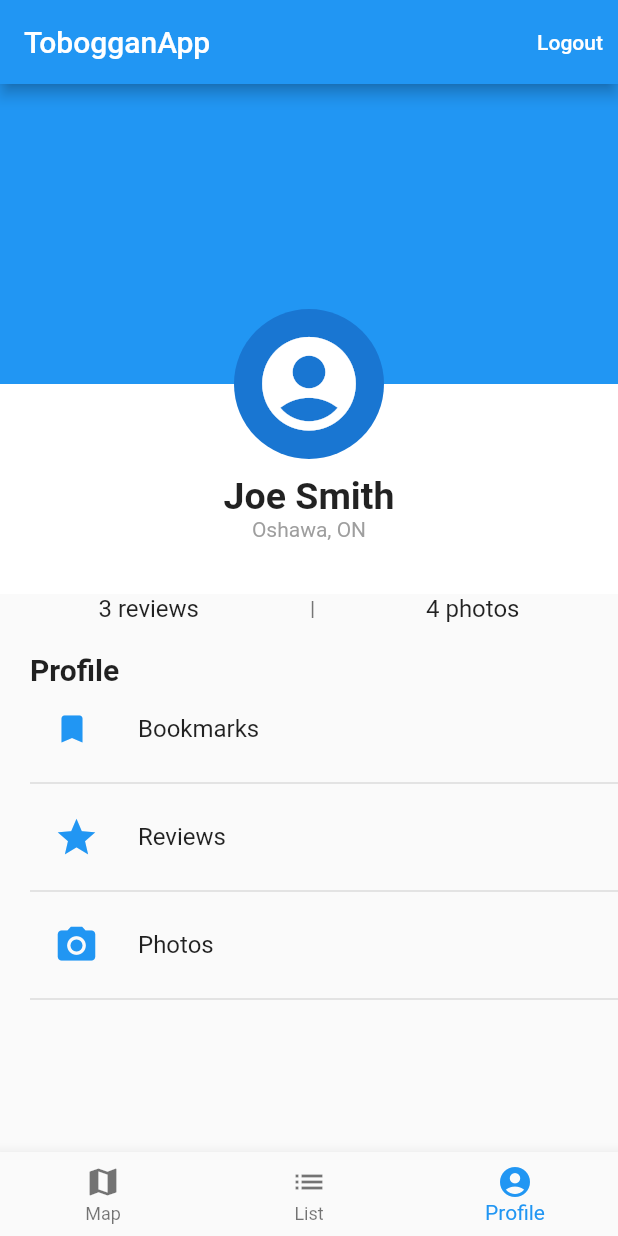
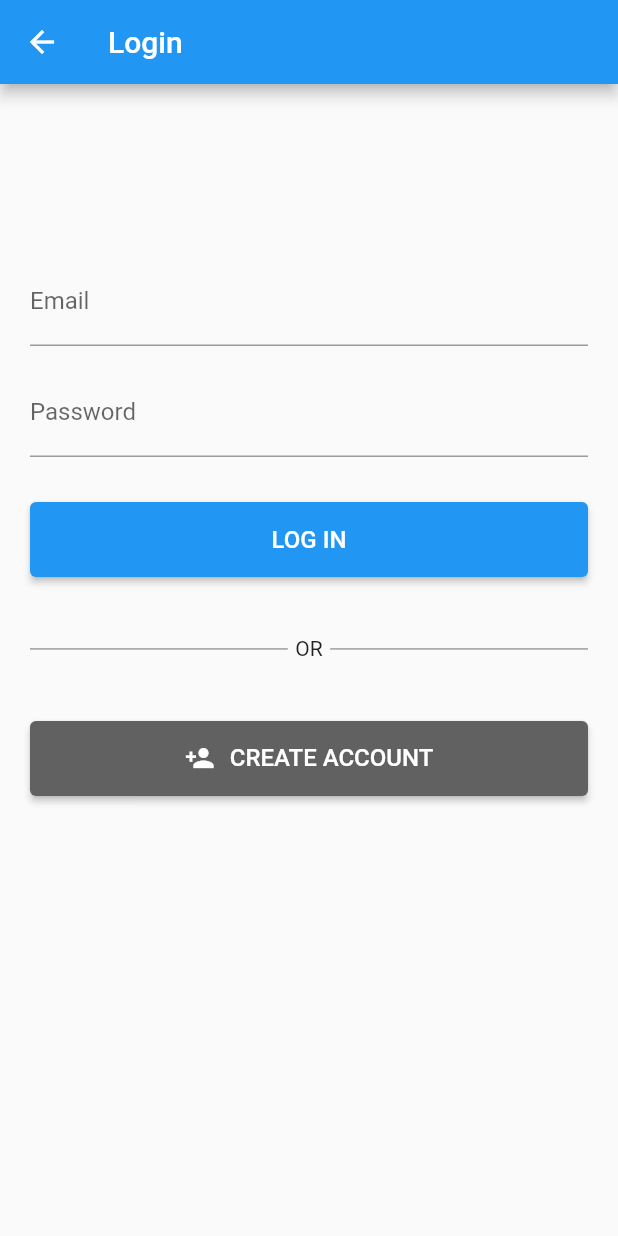
Before and after one commit to PeterRegas/TobogganApp, a Flutter app: the screen it shows after launch, item 3 of the bottom bar chosen, after a tap on "Logout", on a phone screen of 412 x 824 dp. Run offline on Flutter 3.47's test engine with Material 2 defaults, Android fonts, the phone set to English and light mode, and no system bars; our stand-ins replace flutter_map, latlong2; network calls fail.

Commit message:
uploaded login page

```diff
--- a/lib/main.dart
+++ b/lib/main.dart
@@ -3,6 +3,7 @@ import 'package:flutter/material.dart';
 import 'views/bottom_navigation_bar/hills_list_view.dart';
 import 'views/bottom_navigation_bar/hills_map_view.dart';
 import 'views/bottom_navigation_bar/profile_view.dart';
+import 'views/login_page/login_page.dart';
 
 void main() {
   runApp(MyApp());
@@ -46,7 +47,12 @@ class _MyHomePageState extends State<MyHomePage> {
         _currentIndex < 2
             ? IconButton(onPressed: () {}, icon: const Icon(Icons.add))
             : TextButton(
-                onPressed: () {},
+                onPressed: () {
+                  Navigator.push(
+                    context,
+                    MaterialPageRoute(builder: (context) => LoginPage()),
+                  );
+                },
                 child:
                     const Text("Logout", style: TextStyle(color: Colors.white)))
       ]),
--- /dev/null
+++ b/lib/views/login_page/login_page.dart
@@ -0,0 +1,141 @@
+import 'package:flutter/material.dart';
+import '/main.dart';
+
+class LoginPage extends StatelessWidget {
+  const LoginPage({Key? key}) : super(key: key);
+
+  @override
+  Widget build(BuildContext context) {
+    return Scaffold(
+      appBar: AppBar(
+        title: Text('Login'),
+      ),
+      body: Login(),
+    );
+  }
+}
+
+class Login extends StatefulWidget {
+  const Login({Key? key}) : super(key: key);
+
+  @override
+  _LoginState createState() => _LoginState();
+}
+
+class _LoginState extends State<Login> {
+  final GlobalKey<FormState> _formKey = GlobalKey<FormState>();
+  String? _email = '';
+  String? _password = '';
+  @override
+  Widget build(BuildContext context) {
+    double maxWidth = MediaQuery.of(context).size.width;
+    double maxHeight = MediaQuery.of(context).size.height;
+    return Center(
+        child: Form(
+            key: _formKey,
+            child: Container(
+                padding: EdgeInsets.all(20),
+                height: maxHeight * 0.7,
+
+                // width: MediaQuery.of(context).size.width,
+                child: Column(
+                    mainAxisAlignment: MainAxisAlignment.start,
+                    children: <Widget>[
+                      TextFormField(
+                        decoration: InputDecoration(
+                          label: Text('Email', style: TextStyle(fontSize: 16)),
+                          // icon: Icon(Icons.email),
+                        ),
+                        validator: (value) {
+                          if (value == null || !value.contains('@')) {
+                            return 'Please enter a valid email';
+                          }
+                          return null;
+                        },
+                        onSaved: (value) {
+                          _email = value;
+                        },
+                      ),
+                      SizedBox(height: 15),
+                      TextFormField(
+                        obscureText: true,
+                        decoration: InputDecoration(
+                          label:
+                              Text('Password', style: TextStyle(fontSize: 16)),
+                          // icon: Icon(Icons.password),
+                        ),
+                        validator: (value) {
+                          if (value == null || value.isEmpty) {
+                            return 'Please enter a password';
+                          }
+                          return null;
+                        },
+                        onSaved: (value) {
+                          _password = value;
+                        },
+                      ),
+                      SizedBox(
+                        height: 30,
+                      ),
+                      ElevatedButton(
+                          style: ElevatedButton.styleFrom(
+                            fixedSize: Size(maxWidth, 50),
+                          ),
+                          onPressed: () {
+                            if (_formKey.currentState!.validate()) {
+                              _formKey.currentState!.save();
+                              print('$_email $_password');
+                            }
+                          },
+                          child: Text('LOG IN',
+                              style: TextStyle(
+                                fontSize: 16,
+                              ))),
+                      SizedBox(
+                        height: 40,
+                      ),
+                      Row(children: <Widget>[
+                        Expanded(
+                            child: Divider(thickness: 1, color: Colors.grey)),
+                        SizedBox(width: 5),
+                        Text("OR"),
+                        SizedBox(width: 5),
+                        Expanded(
+                            child: Divider(
+                          thickness: 1,
+                          color: Colors.grey,
+                        )),
+                      ]),
+                      SizedBox(
+                        height: 40,
+                      ),
+                      ElevatedButton(
+                          style: ElevatedButton.styleFrom(
+                            fixedSize: Size(maxWidth, 50),
+                            primary: Colors.grey[700],
+                          ),
+                          onPressed: () {
+                            if (_formKey.currentState!.validate()) {
+                              _formKey.currentState!.save();
+                              print('$_email $_password');
+                              // Navigator.push(
+                              //   context,
+                              //   MaterialPageRoute(
+                              //       builder: (context) => MyHomePage()),
+                              // );
+                            }
+                          },
+                          child: Wrap(children: [
+                            Icon(
+                              Icons.person_add,
+                              size: 20,
+                            ),
+                            SizedBox(width: 10),
+                            Text('CREATE ACCOUNT',
+                                style: TextStyle(
+                                  fontSize: 16,
+                                ))
+                          ])),
+                    ]))));
+  }
+}
```
Also changed, not shown: 2 other files.
